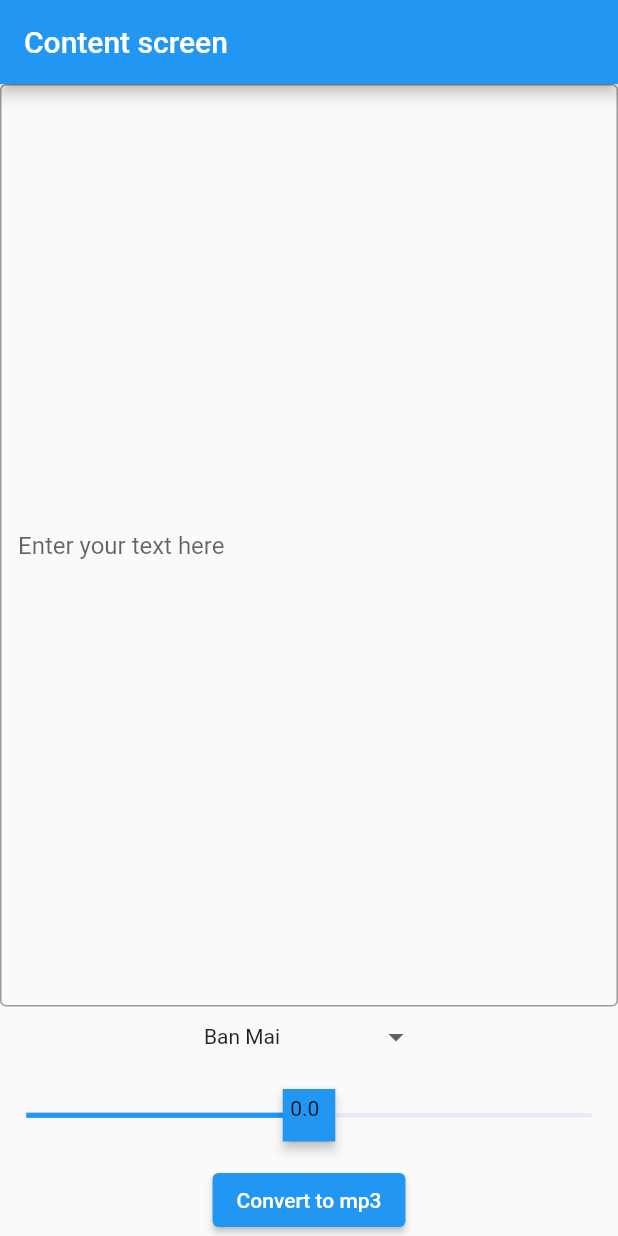
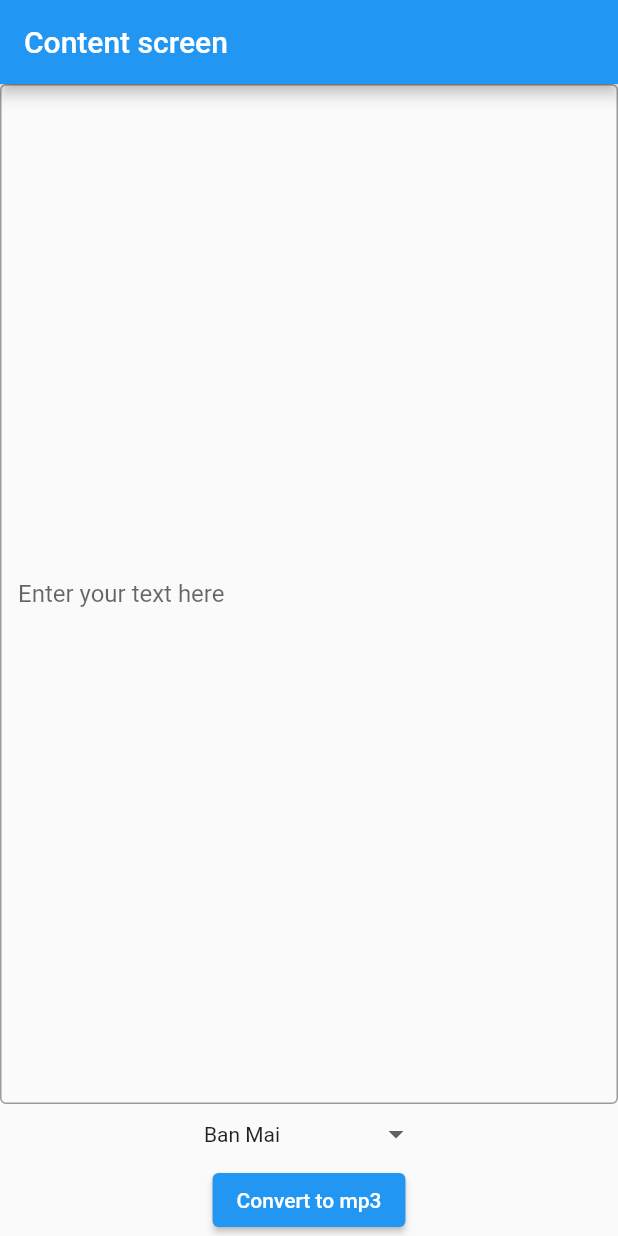
Before and after one commit to TruongAnim/giong_review_phim, a Flutter app: the screen it shows after launch, on a phone screen of 412 x 824 dp. Run offline on Flutter 3.47's test engine with Material 2 defaults, Android fonts, the light colour scheme and no system bars; drawn by our look-alikes of dropdown_button2, flutter_xlider; our stand-ins replace audioplayers, get; missing offline and left inert: android_path_provider, dart:ffi.

Commit message:
clean up

```diff
--- a/lib/common_widgets/download_file.dart
+++ b/lib/common_widgets/download_file.dart
@@ -1,9 +1,6 @@
 import 'dart:io';
-import 'dart:ui';
 import 'package:android_path_provider/android_path_provider.dart';
 import 'package:flutter/material.dart';
-import 'package:flutter_downloader/flutter_downloader.dart';
-import 'package:open_file/open_file.dart';
 import 'package:path_provider/path_provider.dart';
 import 'package:http/http.dart' as http;
 
--- a/lib/common_widgets/seekbar_custom.dart
+++ /dev/null
@@ -1,62 +0,0 @@
-import 'package:flutter/material.dart';
-import 'package:flutter_xlider/flutter_xlider.dart';
-
-class SeekbarCustom extends StatefulWidget {
-  SeekbarCustom({Key? key, required this.value, required this.onDragging})
-      : super(key: key);
-  double value;
-  final Function(int, dynamic, dynamic) onDragging;
-  @override
-  _SeekbarCustomState createState() => _SeekbarCustomState();
-}
-
-class _SeekbarCustomState extends State<SeekbarCustom> {
-  double _value = 0;
-  @override
-  Widget build(BuildContext context) {
-    return FlutterSlider(
-      values: [_value],
-      min: -3,
-      max: 3,
-      step: FlutterSliderStep(
-        step: 0.5,
-        isPercentRange: false,
-        rangeList: [
-          FlutterSliderRangeStep(from: -3, to: -2.5, step: -2.5),
-          FlutterSliderRangeStep(from: -2.5, to: -2, step: -2),
-          FlutterSliderRangeStep(from: -2, to: -1.5, step: -1.5),
-          FlutterSliderRangeStep(from: -1.5, to: -1, step: -1),
-          FlutterSliderRangeStep(from: -1, to: -0.5, step: -0.5),
-          FlutterSliderRangeStep(from: -0.5, to: 0, step: 0),
-          FlutterSliderRangeStep(from: 0, to: 0.5, step: 0),
-          FlutterSliderRangeStep(from: 0.5, to: 1, step: 0.5),
-          FlutterSliderRangeStep(from: 1, to: 1.5, step: 1),
-          FlutterSliderRangeStep(from: 1.5, to: 2, step: 1.5),
-          FlutterSliderRangeStep(from: 2, to: 2.5, step: 2),
-          FlutterSliderRangeStep(from: 2.5, to: 3, step: 2.5)
-        ],
-      ),
-      onDragging: (handlerIndex, lowerValue, upperValue) {
-        widget.onDragging(handlerIndex, lowerValue, upperValue);
-        if ((lowerValue as double).isNaN) {
-          lowerValue = -3;
-        }
-        setState(() {
-          _value = lowerValue;
-          print(_value);
-        });
-      },
-      tooltip: FlutterSliderTooltip(disabled: true),
-      handler: FlutterSliderHandler(
-        decoration: BoxDecoration(),
-        child: Material(
-          type: MaterialType.canvas,
-          color: Colors.blue,
-          elevation: 3,
-          child: Container(
-              padding: EdgeInsets.all(5), child: Text(_value.toString())),
-        ),
-      ),
-    );
-  }
-}
--- a/lib/main.dart
+++ b/lib/main.dart
@@ -1,12 +1,9 @@
 import 'package:flutter/material.dart';
-import 'package:flutter_downloader/flutter_downloader.dart';
 import 'package:get/get.dart';
-import 'package:giongreviewphim/views/content_screen.dart';
 import 'package:giongreviewphim/page_router.dart';
 
 void main() async {
   WidgetsFlutterBinding.ensureInitialized();
-  await FlutterDownloader.initialize(debug: true, ignoreSsl: true);
   runApp(const MyApp());
 }
 
--- a/lib/views/content_screen.dart
+++ b/lib/views/content_screen.dart
@@ -4,7 +4,6 @@ import 'package:flutter/material.dart';
 import 'package:get/get.dart';
 import 'package:giongreviewphim/common_widgets/dropdown_button.dart';
 import 'package:giongreviewphim/common_widgets/loading_overlay.dart';
-import 'package:giongreviewphim/common_widgets/seekbar_custom.dart';
 import 'package:giongreviewphim/constants.dart';
 import 'package:giongreviewphim/controllers/content_controller.dart';
 import 'package:giongreviewphim/models/convert_job.dart';
@@ -61,11 +60,6 @@ class _ContentScreenState extends State<ContentScreen> {
               //   options: Constants.speed,
               //   onChange: (value) => _contentController.updateSpeed(value),
               // ),
-              SeekbarCustom(
-                value: _contentController.speed,
-                onDragging: (p0, start, end) =>
-                    _contentController.updateSpeed(start),
-              ),
               ElevatedButton(
                 onPressed: () {
                   print(_editingController.text);
--- a/pubspec.yaml
+++ b/pubspec.yaml
@@ -30,18 +30,12 @@ environment:
 dependencies:
   android_path_provider: ^0.3.0
   audioplayers: ^4.0.1
-  device_info_plus: ^8.0.0
   dropdown_button2: ^2.1.0
   flutter:
     sdk: flutter
-  flutter_downloader: ^1.10.2
-  flutter_xlider: ^3.5.0
   get: ^4.6.5
   http: ^0.13.5
-  open_file: ^3.3.1
   path_provider: ^2.0.11
-  permission_handler: ^10.0.0
-  video_player: ^2.6.1
 
 dev_dependencies:
   flutter_test:
```
Also changed, not shown: lib/audio_player_test.dart (deleted, +0 -50 lines), lib/video_player_test.dart (deleted, +0 -90 lines), pubspec.lock, 4 other files.
